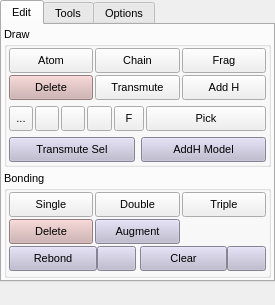
The window that src/gui/build.ui (trisyoungs/aten) describes before a commit, drawn with Qt 5.
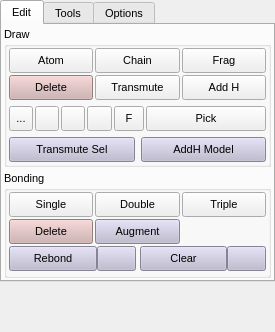
The same window after the commit. Icons and pictures are not drawn. Custom widgets are drawn as their Qt base class.

The edit to the form file:
```diff
--- a/src/gui/build.ui
+++ b/src/gui/build.ui
@@ -5,8 +5,8 @@
    <rect>
     <x>0</x>
     <y>0</y>
-    <width>270</width>
-    <height>305</height>
+    <width>273</width>
+    <height>332</height>
    </rect>
   </property>
   <property name="sizePolicy">
@@ -17,8 +17,8 @@
   </property>
   <property name="minimumSize">
    <size>
-    <width>270</width>
-    <height>305</height>
+    <width>273</width>
+    <height>332</height>
    </size>
   </property>
   <property name="maximumSize">
```
